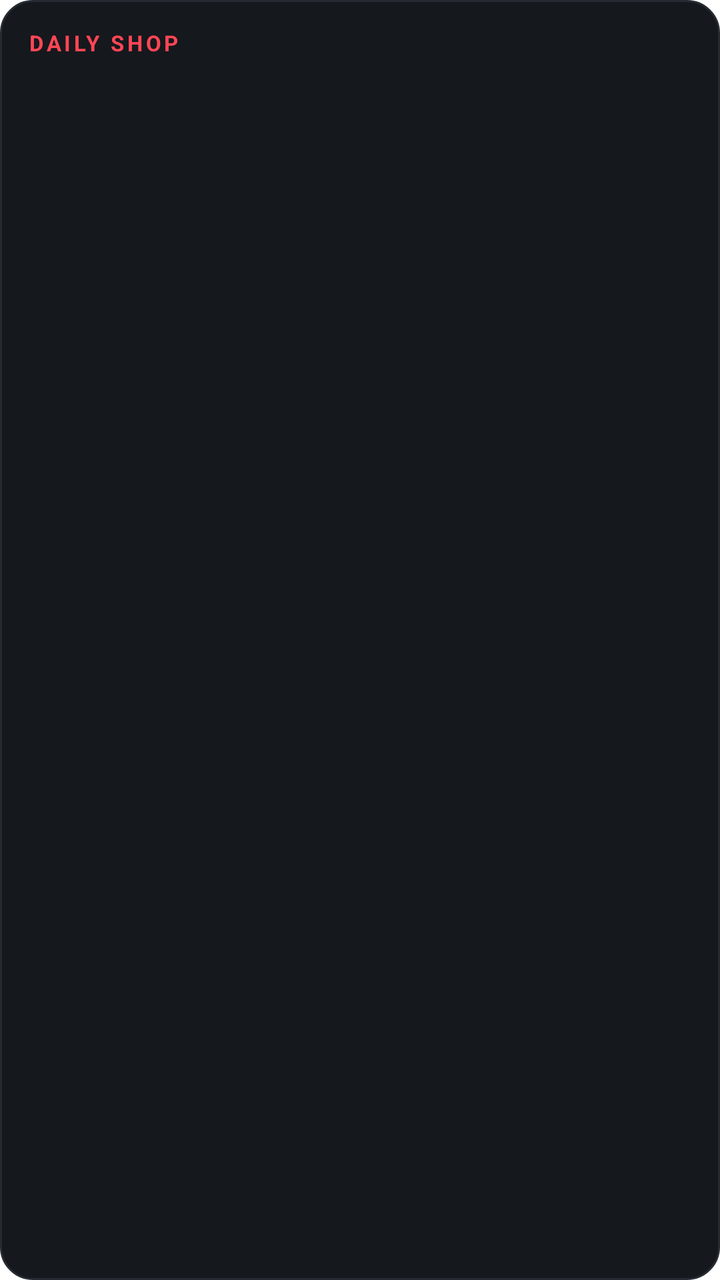
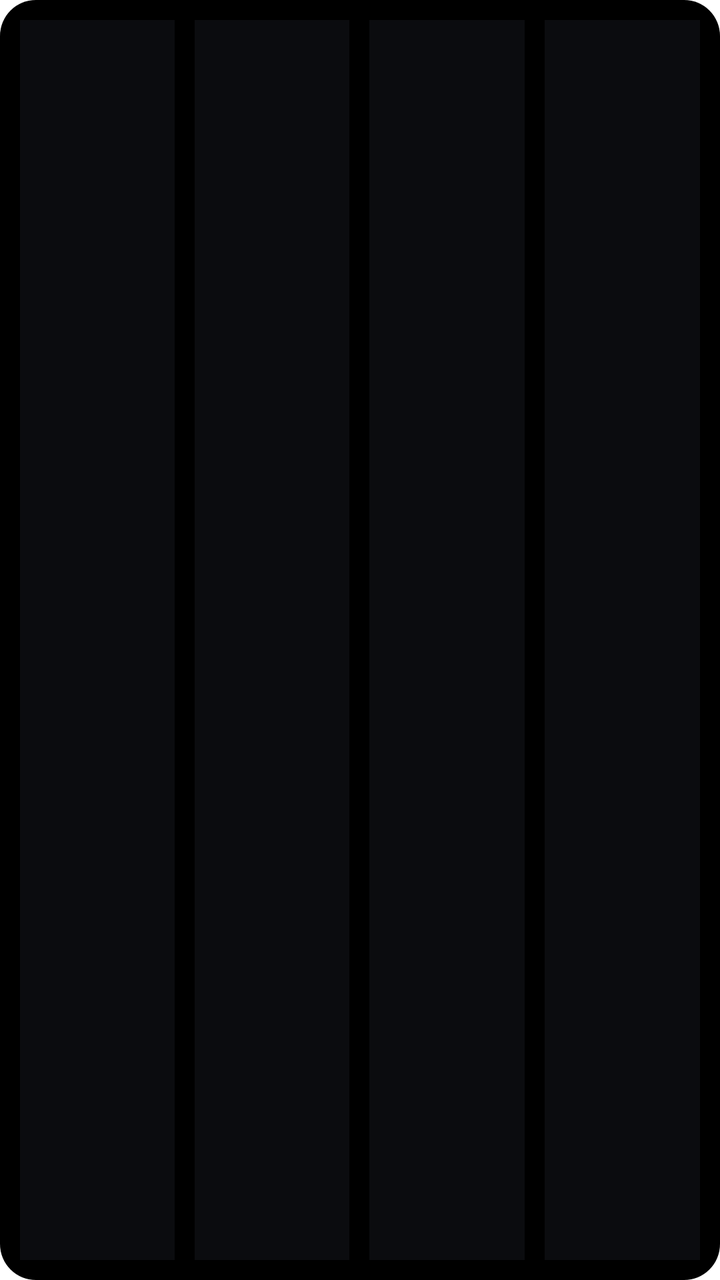

An Android layout rendered at two revisions. The XML below is the earlier revision; the diff shows what the commit changed to produce the second picture.
<!-- AndroidManifest.xml: fallback theme Theme.MaterialComponents.DayNight.NoActionBar -->
<!-- res/layout/daily_shop_widget.xml -->
<?xml version="1.0" encoding="utf-8"?>
<LinearLayout xmlns:android="http://schemas.android.com/apk/res/android"
    android:id="@+id/widget_root"
    android:layout_width="match_parent"
    android:layout_height="match_parent"
    android:orientation="vertical"
    android:background="@drawable/widget_background"
    android:padding="14dp">

    <LinearLayout
        android:layout_width="match_parent"
        android:layout_height="wrap_content"
        android:orientation="horizontal"
        android:baselineAligned="false">

        <TextView
            android:layout_width="0dp"
            android:layout_height="wrap_content"
            android:layout_weight="1"
            android:text="@string/widget_title"
            android:textColor="@color/widget_accent"
            android:textSize="11sp"
            android:textStyle="bold"
            android:letterSpacing="0.14"
            android:maxLines="1" />

        <TextView
            android:id="@+id/widget_countdown"
            android:layout_width="wrap_content"
            android:layout_height="wrap_content"
            android:textColor="@color/widget_text_secondary"
            android:textSize="11sp"
            android:maxLines="1" />
    </LinearLayout>

    <TextView
        android:id="@+id/widget_offers"
        android:layout_width="match_parent"
        android:layout_height="0dp"
        android:layout_weight="1"
        android:layout_marginTop="8dp"
        android:textColor="@color/widget_text_primary"
        android:textSize="13sp"
        android:lineSpacingExtra="4dp"
        android:ellipsize="end"
        android:maxLines="4" />
</LinearLayout>
<!-- resources referenced by this layout -->
<resources>
  <color name="widget_accent">#FF4655</color>
  <color name="widget_text_primary">#ECEFF3</color>
  <color name="widget_text_secondary">#98A0AC</color>
  <!-- drawable widget_background (drawable) -->
  <?xml version="1.0" encoding="utf-8"?>
  <shape xmlns:android="http://schemas.android.com/apk/res/android"
      android:shape="rectangle">
      <solid android:color="@color/widget_surface" />
      <stroke android:width="1dp" android:color="@color/widget_border" />
      <corners android:radius="16dp" />
  </shape>
  <string name="widget_title">DAILY SHOP</string>
  <color name="widget_surface">#15181D</color>
  <color name="widget_border">#262B33</color>
</resources>

<!-- the commit's change to res/layout/daily_shop_widget.xml (unified diff, before → after) -->
@@ -3,45 +3,80 @@
     android:id="@+id/widget_root"
     android:layout_width="match_parent"
     android:layout_height="match_parent"
-    android:orientation="vertical"
+    android:orientation="horizontal"
+    android:baselineAligned="false"
     android:background="@drawable/widget_background"
-    android:padding="14dp">
+    android:padding="8dp">
 
-    <LinearLayout
-        android:layout_width="match_parent"
-        android:layout_height="wrap_content"
-        android:orientation="horizontal"
-        android:baselineAligned="false">
+    <FrameLayout
+        android:id="@+id/tile_frame_0"
+        android:layout_width="0dp"
+        android:layout_height="match_parent"
+        android:layout_weight="1"
+        android:layout_marginStart="0dp"
+        android:padding="2dp">
 
-        <TextView
-            android:layout_width="0dp"
-            android:layout_height="wrap_content"
-            android:layout_weight="1"
-            android:text="@string/widget_title"
-            android:textColor="@color/widget_accent"
-            android:textSize="11sp"
-            android:textStyle="bold"
-            android:letterSpacing="0.14"
-            android:maxLines="1" />
+        <ImageView
+            android:id="@+id/tile_image_0"
+            android:layout_width="match_parent"
+            android:layout_height="match_parent"
+            android:background="@color/widget_tile_background"
+            android:scaleType="centerInside"
+            android:padding="6dp"
+            android:contentDescription="@string/widget_tile_description" />
+    </FrameLayout>
 
-        <TextView
-            android:id="@+id/widget_countdown"
-            android:layout_width="wrap_content"
-            android:layout_height="wrap_content"
-            android:textColor="@color/widget_text_secondary"
-            android:textSize="11sp"
-            android:maxLines="1" />
-    </LinearLayout>
+    <FrameLayout
+        android:id="@+id/tile_frame_1"
+        android:layout_width="0dp"
+        android:layout_height="match_parent"
+        android:layout_weight="1"
+        android:layout_marginStart="6dp"
+        android:padding="2dp">
 
-    <TextView
-        android:id="@+id/widget_offers"
-        android:layout_width="match_parent"
-        android:layout_height="0dp"
+        <ImageView
+            android:id="@+id/tile_image_1"
+            android:layout_width="match_parent"
+            android:layout_height="match_parent"
+            android:background="@color/widget_tile_background"
+            android:scaleType="centerInside"
+            android:padding="6dp"
+            android:contentDescription="@string/widget_tile_description" />
+    </FrameLayout>
+
+    <FrameLayout
+        android:id="@+id/tile_frame_2"
+        android:layout_width="0dp"
+        android:layout_height="match_parent"
         android:layout_weight="1"
-        android:layout_marginTop="8dp"
-        android:textColor="@color/widget_text_primary"
-        android:textSize="13sp"
-        android:lineSpacingExtra="4dp"
-        android:ellipsize="end"
-        android:maxLines="4" />
+        android:layout_marginStart="6dp"
+        android:padding="2dp">
+
+        <ImageView
+            android:id="@+id/tile_image_2"
+            android:layout_width="match_parent"
+            android:layout_height="match_parent"
+            android:background="@color/widget_tile_background"
+            android:scaleType="centerInside"
+            android:padding="6dp"
+            android:contentDescription="@string/widget_tile_description" />
+    </FrameLayout>
+
+    <FrameLayout
+        android:id="@+id/tile_frame_3"
+        android:layout_width="0dp"
+        android:layout_height="match_parent"
+        android:layout_weight="1"
+        android:layout_marginStart="6dp"
+        android:padding="2dp">
+
+        <ImageView
+            android:id="@+id/tile_image_3"
+            android:layout_width="match_parent"
+            android:layout_height="match_parent"
+            android:background="@color/widget_tile_background"
+            android:scaleType="centerInside"
+            android:padding="6dp"
+            android:contentDescription="@string/widget_tile_description" />
+    </FrameLayout>
 </LinearLayout>
<!-- resource entries referenced after the edit -->
@@ -1,18 +1,14 @@
 <!-- resources referenced by this layout -->
 <resources>
-  <color name="widget_accent">#FF4655</color>
-  <color name="widget_text_primary">#ECEFF3</color>
-  <color name="widget_text_secondary">#98A0AC</color>
+  <color name="widget_tile_background">#0B0C0F</color>
   <!-- drawable widget_background (drawable) -->
   <?xml version="1.0" encoding="utf-8"?>
   <shape xmlns:android="http://schemas.android.com/apk/res/android"
       android:shape="rectangle">
-      <solid android:color="@color/widget_surface" />
-      <stroke android:width="1dp" android:color="@color/widget_border" />
-      <corners android:radius="16dp" />
+      <solid android:color="@color/widget_background" />
+      <corners android:radius="18dp" />
   </shape>
-  <string name="widget_title">DAILY SHOP</string>
-  <color name="widget_surface">#15181D</color>
-  <color name="widget_border">#262B33</color>
+  <string name="widget_tile_description">Skin on offer today</string>
+  <color name="widget_background">#000000</color>
 </resources>
 
